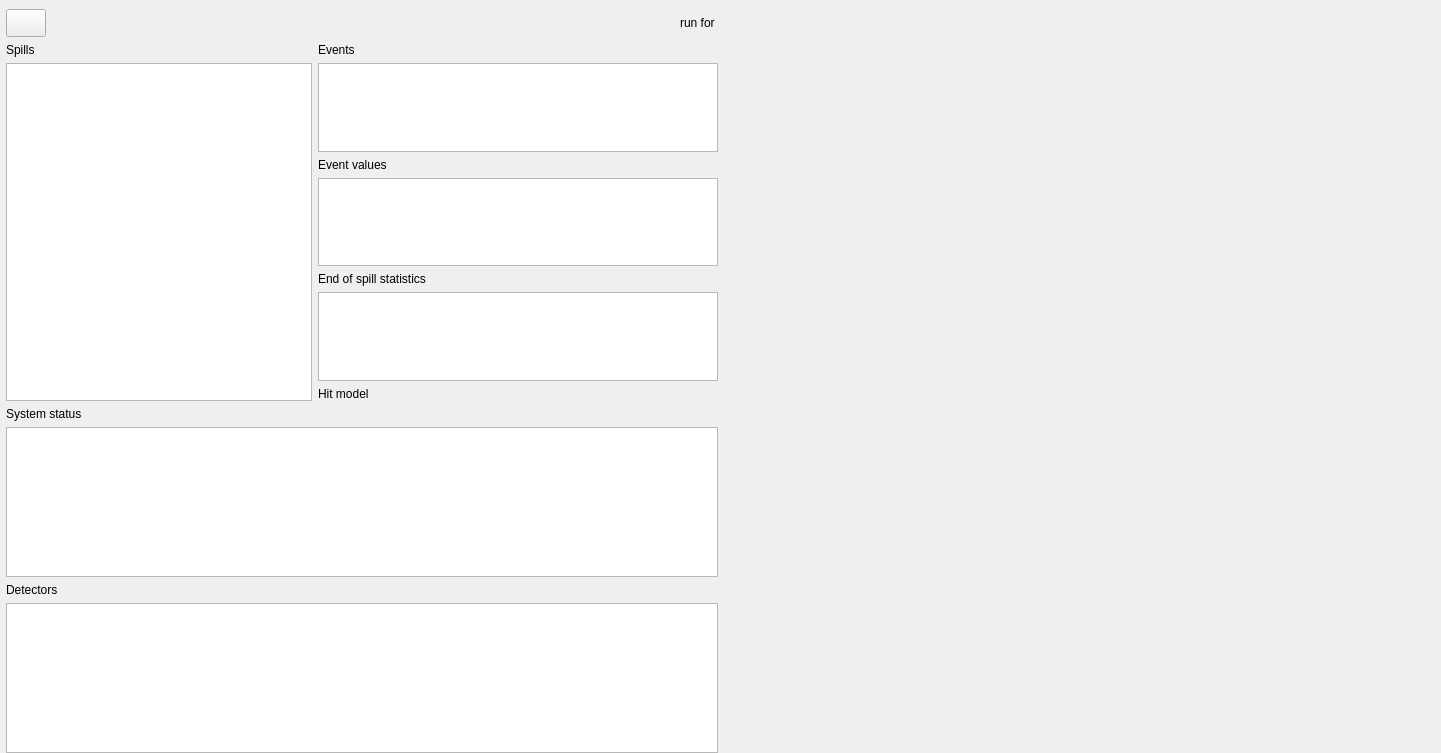
The window that gui/daq/form_raw_view.ui (usnistgov/qpx-gamma) describes before a commit, drawn with Qt 5.
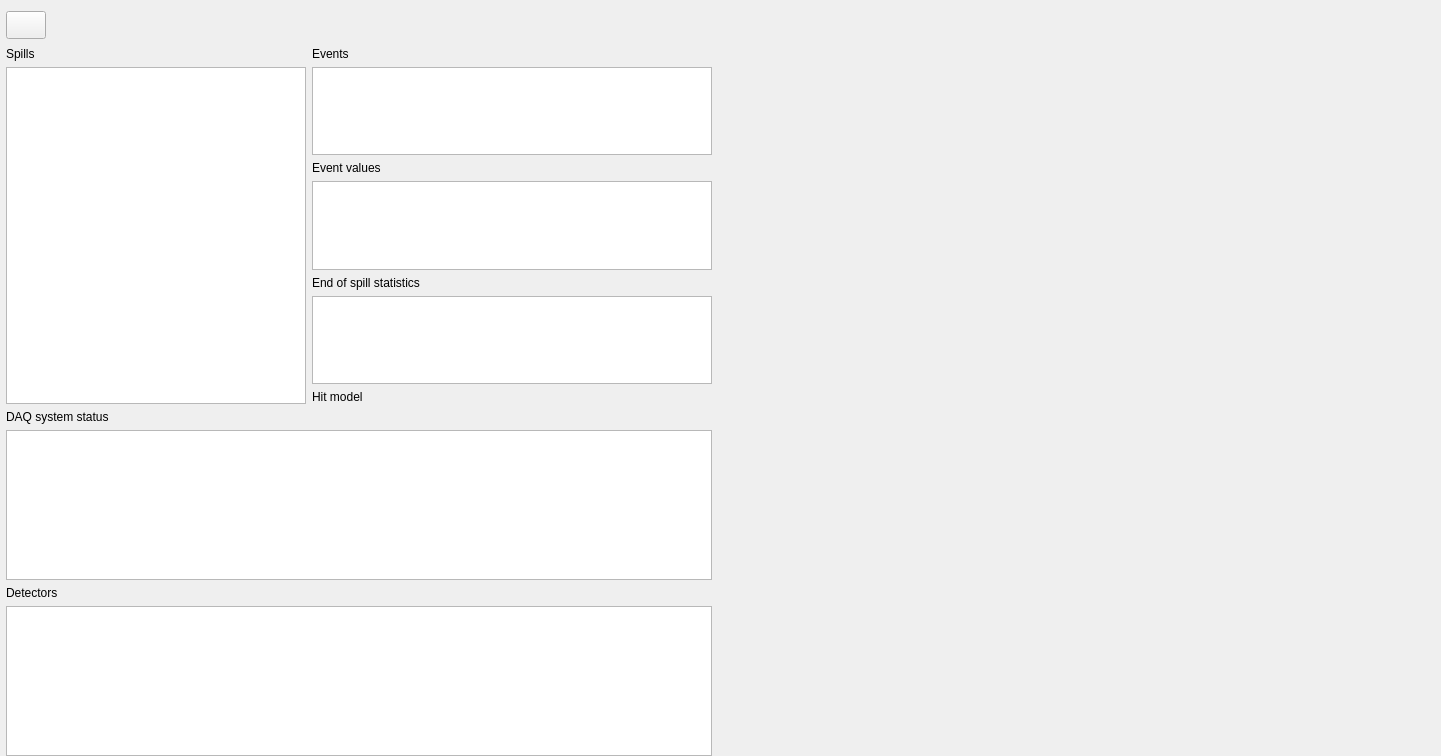
The same window after the commit. Icons and pictures are not drawn. Custom widgets are drawn as their Qt base class.

The edit to the form file:
```diff
--- a/gui/daq/form_raw_view.ui
+++ b/gui/daq/form_raw_view.ui
@@ -7,7 +7,7 @@
     <x>0</x>
     <y>0</y>
     <width>1441</width>
-    <height>753</height>
+    <height>756</height>
    </rect>
   </property>
   <property name="windowTitle">
@@ -89,17 +89,17 @@
          <property name="minimumSize">
           <size>
            <width>0</width>
-           <height>25</height>
+           <height>32</height>
           </size>
          </property>
          <property name="maximumSize">
           <size>
            <width>16777215</width>
-           <height>25</height>
+           <height>32</height>
           </size>
          </property>
          <property name="text">
-          <string>run for </string>
+          <string/>
          </property>
          <property name="alignment">
           <set>Qt::AlignRight|Qt::AlignTrailing|Qt::AlignVCenter</set>
@@ -125,7 +125,7 @@
          <item>
           <widget class="QListWidget" name="listSpills">
            <property name="sizePolicy">
-            <sizepolicy hsizetype="Preferred" vsizetype="Expanding">
+            <sizepolicy hsizetype="Maximum" vsizetype="Expanding">
              <horstretch>0</horstretch>
              <verstretch>0</verstretch>
             </sizepolicy>
@@ -138,7 +138,7 @@
            </property>
            <property name="maximumSize">
             <size>
-             <width>800</width>
+             <width>300</width>
              <height>16777215</height>
             </size>
            </property>
@@ -243,14 +243,14 @@
      <item>
       <widget class="QLabel" name="labelState">
        <property name="text">
-        <string>System status</string>
+        <string>DAQ system status</string>
        </property>
       </widget>
      </item>
      <item>
       <widget class="QTreeView" name="treeAttribs">
        <property name="sizePolicy">
-        <sizepolicy hsizetype="Expanding" vsizetype="Expanding">
+        <sizepolicy hsizetype="Preferred" vsizetype="Expanding">
          <horstretch>0</horstretch>
          <verstretch>0</verstretch>
         </sizepolicy>
@@ -263,7 +263,7 @@
        </property>
        <property name="maximumSize">
         <size>
-         <width>800</width>
+         <width>820</width>
          <height>16777215</height>
         </size>
        </property>
@@ -279,7 +279,7 @@
      <item>
       <widget class="QTableView" name="tableDetectors">
        <property name="sizePolicy">
-        <sizepolicy hsizetype="Expanding" vsizetype="Expanding">
+        <sizepolicy hsizetype="Preferred" vsizetype="Expanding">
          <horstretch>0</horstretch>
          <verstretch>0</verstretch>
         </sizepolicy>
@@ -292,7 +292,7 @@
        </property>
        <property name="maximumSize">
         <size>
-         <width>800</width>
+         <width>820</width>
          <height>16777215</height>
         </size>
        </property>
```
